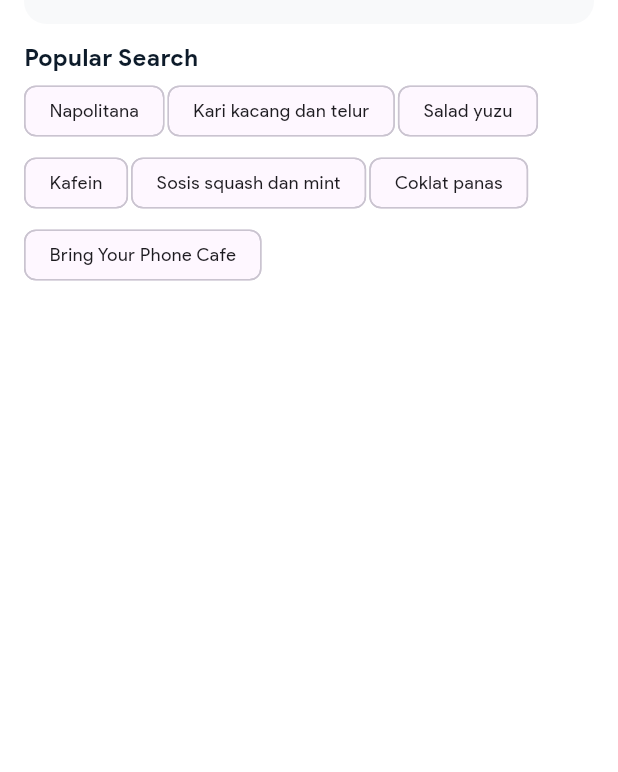
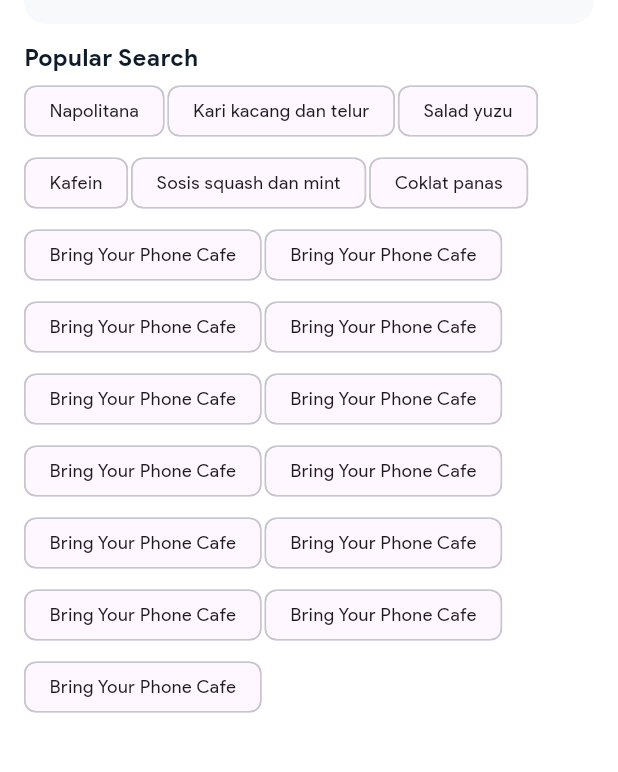
Before and after one commit to celvineadiputra-dev/cRestaurant_flutter_fundamental_submission, a Flutter app: the SearchScreen screen opened by its route, on a phone screen of 412 x 824 dp, the part 168-940 px from its top. Run offline on Flutter 3.47's test engine with Material 2 defaults, Android fonts, the phone set to English and light mode, and no system bars; our stand-ins replace flutter_rating_bar, flutter_svg, fluttertoast, page_transition; network calls fail.

Commit message:
fix revisi 1

```diff
--- a/lib/app/search/search_screen.dart
+++ b/lib/app/search/search_screen.dart
@@ -72,7 +72,19 @@ class _SearchState extends State<Search> {
     "Kafein",
     "Sosis squash dan mint",
     "Coklat panas",
-    "Bring Your Phone Cafe"
+    "Bring Your Phone Cafe",
+    "Bring Your Phone Cafe",
+    "Bring Your Phone Cafe",
+    "Bring Your Phone Cafe",
+    "Bring Your Phone Cafe",
+    "Bring Your Phone Cafe",
+    "Bring Your Phone Cafe",
+    "Bring Your Phone Cafe",
+    "Bring Your Phone Cafe",
+    "Bring Your Phone Cafe",
+    "Bring Your Phone Cafe",
+    "Bring Your Phone Cafe",
+    "Bring Your Phone Cafe",
   ];
 
   @override
@@ -186,7 +198,8 @@ class _SearchState extends State<Search> {
                         );
                       },
                       itemCount: listRestaurant!.length)
-                  : Column(
+                  : SingleChildScrollView(
+                    child: Column(
                         crossAxisAlignment: CrossAxisAlignment.start,
                         children: [
                           Text(
@@ -223,6 +236,7 @@ class _SearchState extends State<Search> {
                           )
                         ],
                       ),
+                  ),
         )
       ],
     );
```
Lines whose indentation alone changed are shown as unchanged.
